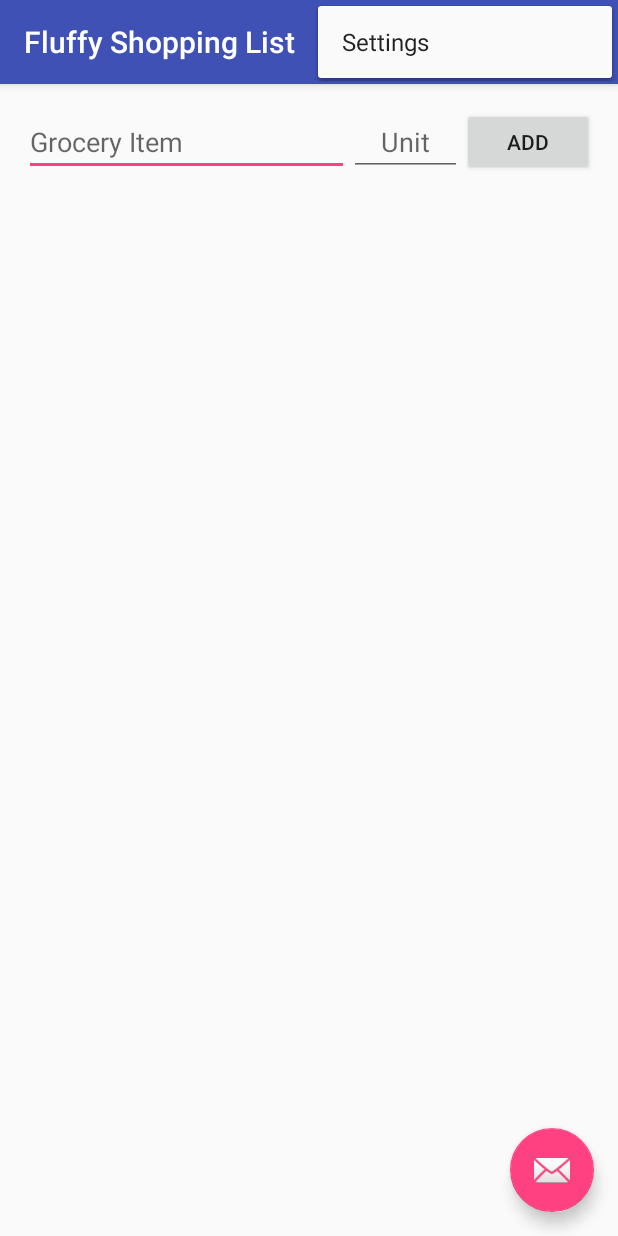
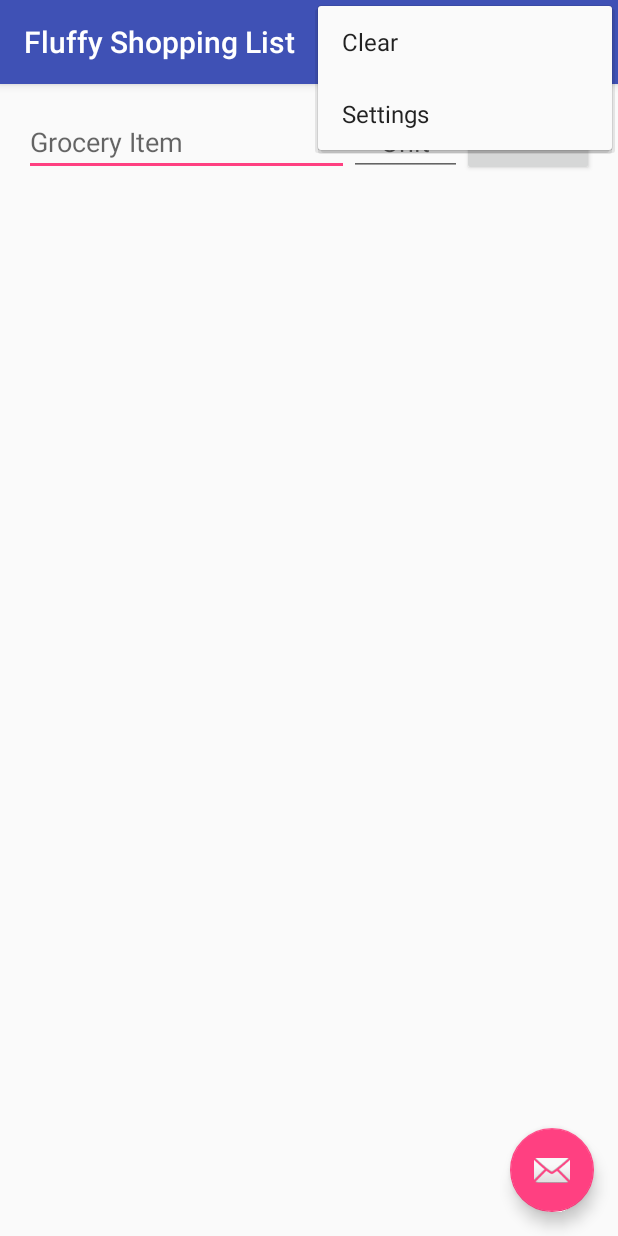
Before and after one commit to Frostlight/Fluffy-Shopping-List, an Android app: the screen it shows after launch (MainActivity), with the options menu open, on a phone screen of 412 x 824 dp. Run offline under Robolectric (Android 15) with nearby library versions, the phone set to English and light mode, and no system bars.

Commit message:
Clear button and EditText formatting

```diff
--- a/app/src/main/res/layout/fragment_main.xml
+++ b/app/src/main/res/layout/fragment_main.xml
@@ -15,6 +15,7 @@
         android:layout_height="wrap_content"
         android:id="@+id/groceryItemEdit"
         android:hint="@string/grocery_item_hint"
+        android:inputType="textCapSentences"
         android:layout_alignParentTop="true"
         android:layout_alignParentLeft="true"
         android:layout_alignParentStart="true"
@@ -27,10 +28,10 @@
         android:ellipsize="start"
         android:gravity="center_horizontal"
         android:id="@+id/groceryUnitEdit"
+        android:hint="@string/grocery_unit_hint"
         android:layout_above="@+id/groceryListView"
         android:layout_toLeftOf="@+id/groceryAddButton"
-        android:layout_toStartOf="@+id/groceryAddButton"
-        android:hint="@string/grocery_unit_hint" />
+        android:layout_toStartOf="@+id/groceryAddButton" />
     <Button
         android:layout_width="wrap_content"
         android:layout_height="wrap_content"
--- a/app/src/main/res/menu/menu_main.xml
+++ b/app/src/main/res/menu/menu_main.xml
@@ -2,6 +2,10 @@
     xmlns:app="http://schemas.android.com/apk/res-auto"
     xmlns:tools="http://schemas.android.com/tools"
     tools:context="frostlight.fluffyshoppinglist.MainActivity">
+    <item
+        android:id="@+id/action_clear"
+        android:title="@string/action_clear"
+        app:showAsAction="never" />
     <item
         android:id="@+id/action_settings"
         android:orderInCategory="100"
--- a/app/src/main/res/values/strings.xml
+++ b/app/src/main/res/values/strings.xml
@@ -1,5 +1,8 @@
 <resources>
     <string name="app_name">Fluffy Shopping List</string>
+
+    <!-- Menu -->
+    <string name="action_clear">Clear</string>
     <string name="action_settings">Settings</string>
 
     <!-- Grocery List Strings -->
```
Also changed, not shown: app/src/main/java/frostlight/fluffyshoppinglist/MainActivity.java (+11 -3 lines), 2 other files.
